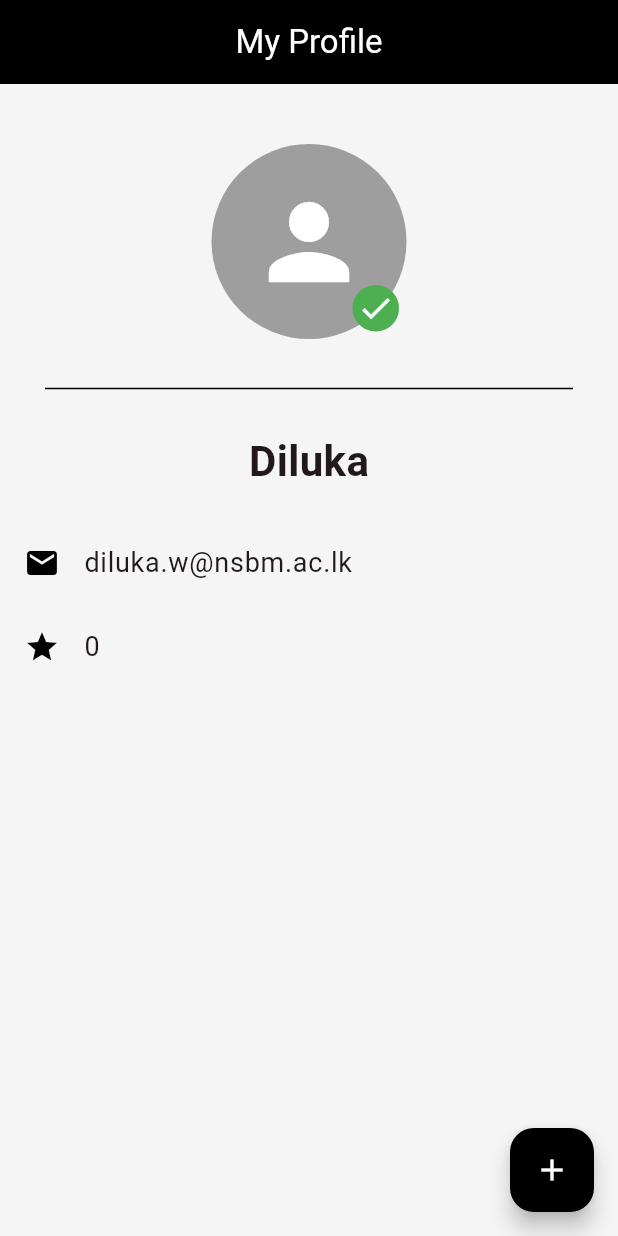
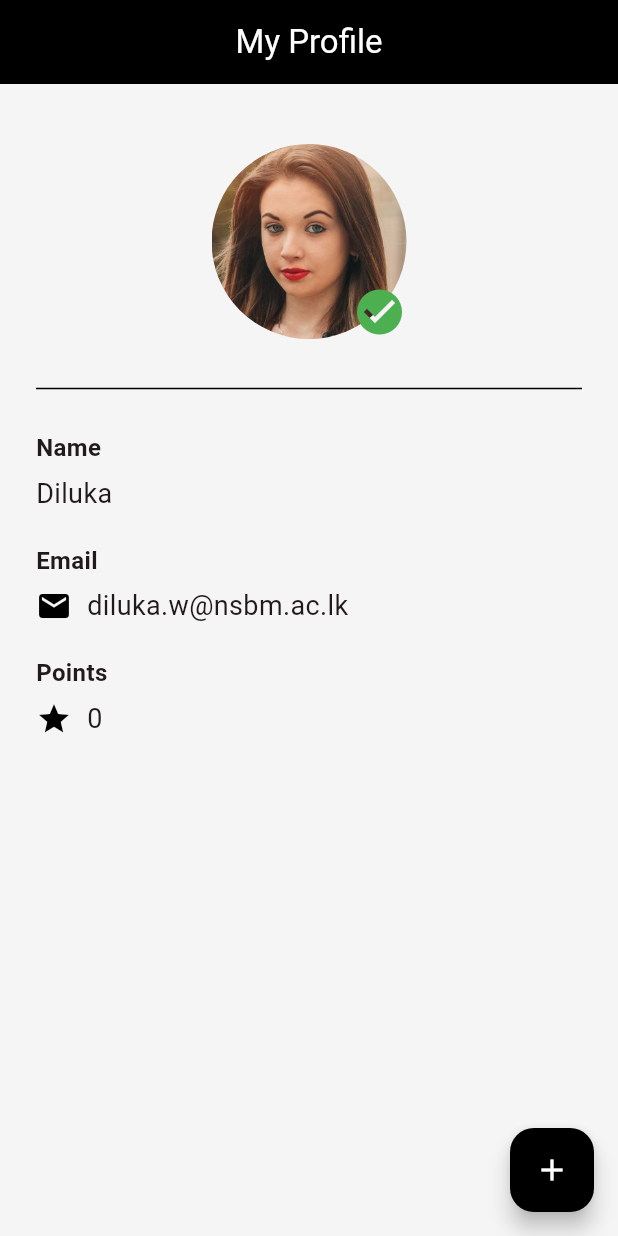
Before and after one commit to hkddaksika/MyProfileApp, a Flutter app: the screen it shows after launch, on a phone screen of 412 x 824 dp. Run offline on Flutter 3.47's test engine with Material 3 defaults, Android fonts, the phone set to English and light mode, and no system bars.

Commit message:
Update MyProfileApp profile UI

```diff
--- a/lib/main.dart
+++ b/lib/main.dart
@@ -27,7 +27,6 @@ class ProfileScreen extends StatelessWidget {
   Widget build(BuildContext context) {
     return Scaffold(
       backgroundColor: const Color(0xfff5f5f5),
-
       appBar: AppBar(
         backgroundColor: Colors.black,
         title: const Text(
@@ -38,81 +37,99 @@ class ProfileScreen extends StatelessWidget {
         ),
         centerTitle: true,
       ),
-
-      body: Column(
+      body: Center(
+        child: ConstrainedBox(
+          constraints: const BoxConstraints(maxWidth: 420),
+          child: Padding(
+            padding: const EdgeInsets.symmetric(horizontal: 24.0),
+            child: Column(
+              crossAxisAlignment: CrossAxisAlignment.start,
               children: [
                 const SizedBox(height: 40),
-
-          Stack(
+                Center(
+                  child: Stack(
                     children: [
                       const CircleAvatar(
                         radius: 65,
-                backgroundColor: Colors.grey,
-                child: Icon(
-                  Icons.person,
-                  size: 80,
-                  color: Colors.white,
+                        backgroundColor: Colors.transparent,
+                        backgroundImage:
+                            AssetImage('assets/images/avatar.png'),
                       ),
-              ),
-
                       Positioned(
-                right: 5,
-                bottom: 5,
-                child: Container(
-                  padding: const EdgeInsets.all(3),
-                  decoration: const BoxDecoration(
+                        right: 0,
+                        bottom: 0,
+                        child: const Icon(
+                          Icons.check_circle,
                           color: Colors.green,
-                    shape: BoxShape.circle,
-                  ),
-                  child: const Icon(
-                    Icons.check,
-                    color: Colors.white,
-                    size: 25,
-                  ),
+                          size: 36,
                         ),
                       ),
                     ],
                   ),
-
+                ),
                 const SizedBox(height: 25),
-
                 const Divider(
                   color: Colors.black,
                   thickness: 1,
-            indent: 30,
-            endIndent: 30,
                 ),
-
                 const SizedBox(height: 20),
-
                 const Text(
-            'Diluka',
+                  'Name',
                   style: TextStyle(
-              fontSize: 28,
+                    fontSize: 16,
                     fontWeight: FontWeight.bold,
                   ),
                 ),
-
-          const SizedBox(height: 20),
-
-          const ListTile(
-            leading: Icon(Icons.email, color: Colors.black),
-            title: Text(
-              'diluka.w@nsbm.ac.lk',
+                const SizedBox(height: 6),
+                const Text(
+                  'Diluka',
                   style: TextStyle(fontSize: 18),
                 ),
+                const SizedBox(height: 20),
+                const Text(
+                  'Email',
+                  style: TextStyle(
+                    fontSize: 16,
+                    fontWeight: FontWeight.bold,
                   ),
-
-          const ListTile(
-            leading: Icon(Icons.star, color: Colors.black),
-            title: Text(
-              '0',
+                ),
+                const SizedBox(height: 6),
+                const Row(
+                  children: [
+                    Icon(Icons.email, color: Colors.black),
+                    SizedBox(width: 10),
+                    Expanded(
+                      child: Text(
+                        'diluka.w@nsbm.ac.lk',
                         style: TextStyle(fontSize: 18),
                       ),
                     ),
                   ],
                 ),
-
+                const SizedBox(height: 20),
+                const Text(
+                  'Points',
+                  style: TextStyle(
+                    fontSize: 16,
+                    fontWeight: FontWeight.bold,
+                  ),
+                ),
+                const SizedBox(height: 6),
+                const Row(
+                  children: [
+                    Icon(Icons.star, color: Colors.black),
+                    SizedBox(width: 10),
+                    Text(
+                      '0',
+                      style: TextStyle(fontSize: 18),
+                    ),
+                  ],
+                ),
+              ],
+            ),
+          ),
+        ),
+      ),
       floatingActionButton: FloatingActionButton(
         backgroundColor: Colors.black,
         onPressed: () {},
```
Also changed, not shown: pubspec.yaml (+3 -69 lines), assets/images/avatar.png (added), 1 other file. Lines whose indentation alone changed are shown as unchanged.
